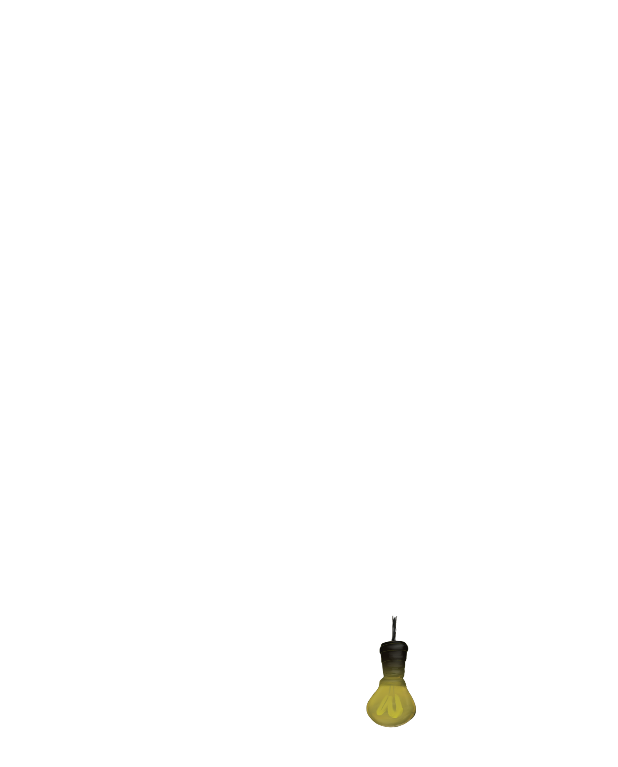
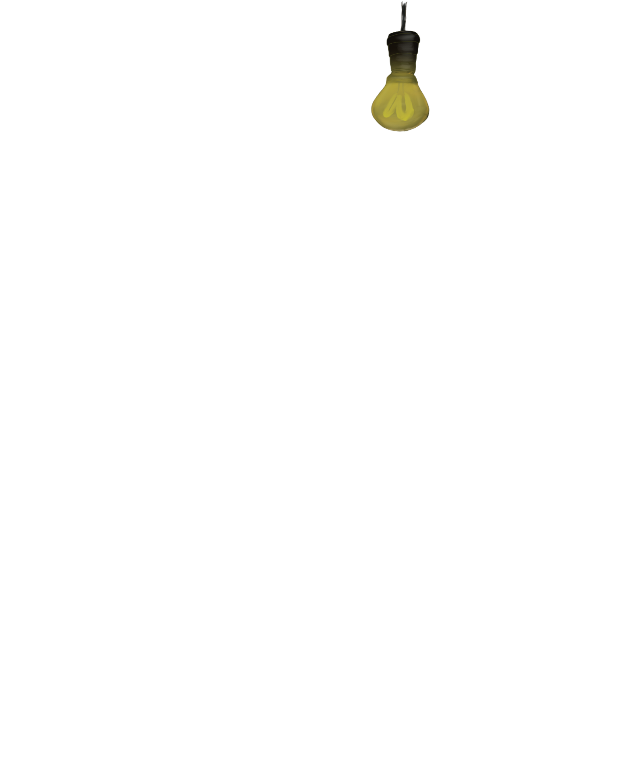
Before and after one commit to Justinhwang92/Operation-Nightwatcher, an Android app: the layout bulb_icon.xml on its own in the app's theme, with its tools: preview values and no code run, on a phone screen of 412 x 824 dp. Shown: the top 767 px of the screen. Run offline under Robolectric (Android 15) with nearby library versions, the phone set to English and light mode, and no system bars; Roboto replaces fonts that are not available here.

```diff
--- a/app/src/main/AndroidManifest.xml
+++ b/app/src/main/AndroidManifest.xml
@@ -29,7 +29,9 @@
             android:screenOrientation="landscape"
             android:theme="@style/AppTheme.noActionBar" >
         </activity>
-        <activity android:name="Operation_Nightwatcher.Activity.Activity_High_Scores" android:screenOrientation="landscape"></activity>
+        <activity android:name="Operation_Nightwatcher.Activity.Activity_High_Scores"
+            android:screenOrientation="landscape"
+            android:theme="@style/AppTheme.noActionBar"></activity>
         <activity
             android:name="Operation_Nightwatcher.Activity.Activity_Room"
             android:screenOrientation="landscape"
--- a/app/src/main/res/layout/bulb_icon.xml
+++ b/app/src/main/res/layout/bulb_icon.xml
@@ -10,12 +10,13 @@
         android:id="@+id/bulbicon"
         android:layout_width="122dp"
         android:layout_height="137dp"
-        android:layout_marginBottom="296dp"
         android:background="@drawable/light_stage1_removebg"
         app:layout_constraintBottom_toBottomOf="parent"
         app:layout_constraintEnd_toEndOf="parent"
-        app:layout_constraintHorizontal_bias="0.733"
-        app:layout_constraintStart_toStartOf="parent">
+        app:layout_constraintHorizontal_bias="0.727"
+        app:layout_constraintStart_toStartOf="parent"
+        app:layout_constraintTop_toTopOf="parent"
+        app:layout_constraintVertical_bias="0.0">
 
         <!--        <ImageView-->
         <!--            android:id="@+id/bulbicon"-->
--- a/app/src/main/res/values/styles.xml
+++ b/app/src/main/res/values/styles.xml
@@ -62,7 +62,7 @@
         <item name="colorPrimaryDark">#3700B3</item>
         <item name="colorAccent">#03DAC5</item>
     </style>
-    <style name="AppTheme.noActionBar">
+    <style name="AppTheme.noActionBar" parent="Theme.OperationNightwatcher">
         <item name="windowNoTitle">true</item>
         <item name="windowActionBar">false</item>
     </style>
```
Also changed, not shown: app/src/main/java/Operation_Nightwatcher/Activity/Activity_Game.java (+28 -29 lines), app/src/main/java/Operation_Nightwatcher/Activity/Activity_Room.java (+8 -1 lines), app/src/main/res/drawable-v24/light_stage1_removebg.png.
